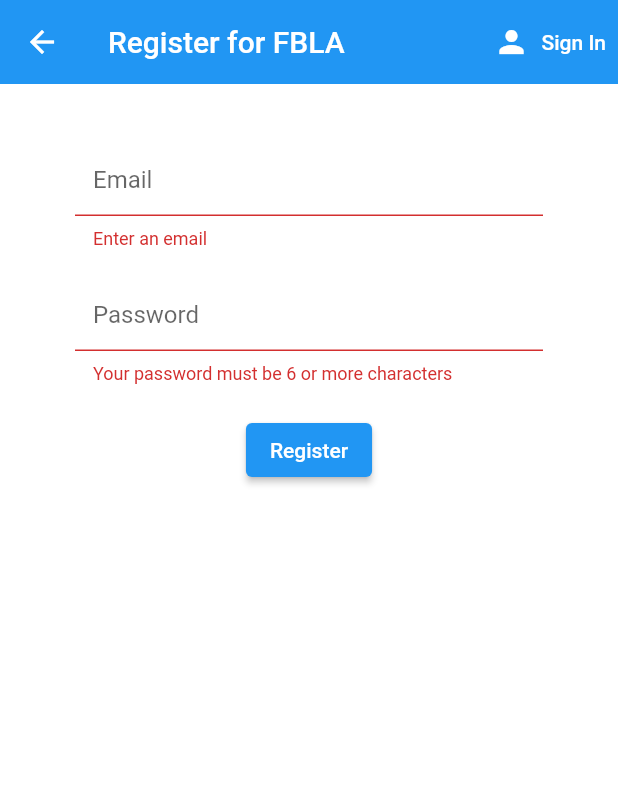
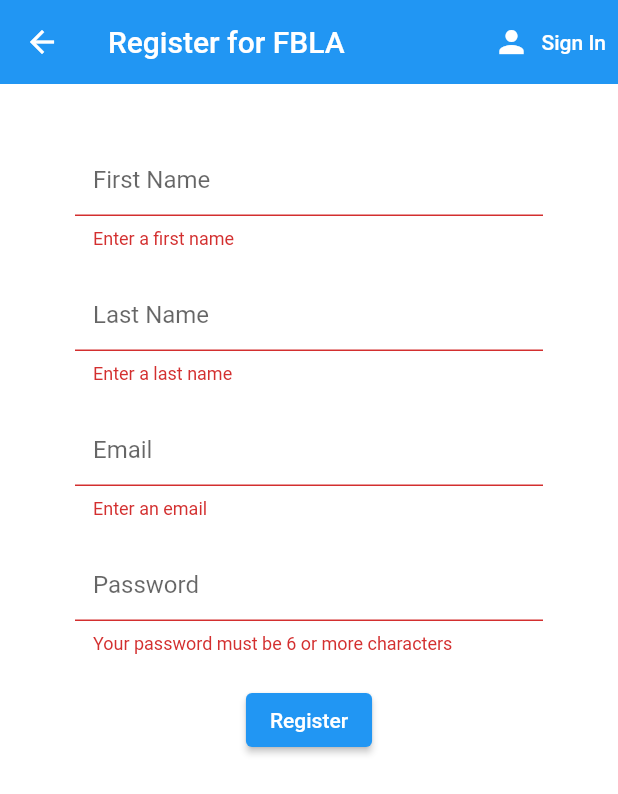
Before and after one commit to LittleWhole/fbla_2023, a Flutter app: the Register screen opened directly, after a tap on "Register", on a phone screen of 412 x 824 dp. Shown: the top 794 px of the screen. Run offline on Flutter 3.47's test engine with Material 2 defaults, Android fonts, the phone set to English and light mode, and no system bars; our stand-ins replace cloud_firestore, firebase_auth, firebase_core, firebase_storage, flutter_spinkit, image_picker and 1 more; missing offline and left inert: cross_file_image, swipe_image_gallery; accounts and stored records are empty; network calls fail.

Commit message:
Cool commit

```diff
--- a/lib/screens/authenticate/register.dart
+++ b/lib/screens/authenticate/register.dart
@@ -17,6 +17,8 @@ class _RegisterState extends State<Register> {
   bool loading = false;
 
   // text field state
+  String firstname = '';
+  String lastname = '';
   String email = '';
   String password = '';
   String error = '';
@@ -26,6 +28,7 @@ class _RegisterState extends State<Register> {
     return loading
         ? Loading()
         : Scaffold(
+            resizeToAvoidBottomInset: false,
             backgroundColor: Colors.white,
             appBar: AppBar(
               backgroundColor: Colors.blue,
@@ -47,6 +50,30 @@ class _RegisterState extends State<Register> {
                   key: _formKey,
                   child: Column(
                     children: <Widget>[
+                      const SizedBox(height: 20.0),
+                      TextFormField(
+                        validator: (value) =>
+                            value!.isEmpty ? 'Enter a first name' : null,
+                        onChanged: (value) => {
+                          setState(() {
+                            firstname = value;
+                          })
+                        },
+                        decoration: textInputDecoration.copyWith(
+                            hintText: 'First Name'),
+                      ),
+                      const SizedBox(height: 20.0),
+                      TextFormField(
+                        validator: (value) =>
+                            value!.isEmpty ? 'Enter a last name' : null,
+                        onChanged: (value) => {
+                          setState(() {
+                            lastname = value;
+                          })
+                        },
+                        decoration:
+                            textInputDecoration.copyWith(hintText: 'Last Name'),
+                      ),
                       const SizedBox(height: 20.0),
                       TextFormField(
                         validator: (value) =>
@@ -84,8 +111,9 @@ class _RegisterState extends State<Register> {
                         onPressed: () async {
                           if (_formKey.currentState!.validate()) {
                             setState(() => loading = true);
-                            dynamic result = await _auth
-                                .registerWithEmailAndPassword(email, password);
+                            dynamic result =
+                                await _auth.registerWithEmailAndPassword(
+                                    firstname, lastname, email, password);
                             if (result == null) {
                               setState(() {
                                 loading = false;
--- a/lib/screens/home/profile.dart
+++ b/lib/screens/home/profile.dart
@@ -72,7 +72,9 @@ class _ProfileState extends State<Profile> {
                   child: Column(
                     crossAxisAlignment: CrossAxisAlignment.start,
                     children: [
-                      Text(globals.name, style: titleStyle),
+                      FittedBox(
+                          fit: BoxFit.scaleDown,
+                          child: Text(globals.name, style: titleStyle)),
                       const SizedBox(height: 5),
                       Text(_auth.email),
                       const SizedBox(height: 5),
--- a/lib/shared/constants.dart
+++ b/lib/shared/constants.dart
@@ -12,7 +12,7 @@ const textInputDecoration = InputDecoration(
 );
 
 const TextStyle titleStyle =
-    TextStyle(fontSize: 30, fontWeight: FontWeight.bold);
+    TextStyle(fontSize: 29, fontWeight: FontWeight.bold);
 
 const TextStyle subtitleStyle =
     TextStyle(fontSize: 20, fontWeight: FontWeight.normal);
--- a/pubspec.yaml
+++ b/pubspec.yaml
@@ -46,6 +46,7 @@ dependencies:
   image_picker: ^0.8.6
   swipe_image_gallery: ^0.8.0
   cross_file_image: ^1.0.0
+  firebase_storage: ^11.0.10
 
 dev_dependencies:
   flutter_test:
```
Also changed, not shown: lib/screens/home/posts/post.dart (+78 -12 lines), lib/services/auth.dart (+6 -1 lines), lib/services/database.dart (+29 -5 lines), lib/services/storage.dart (added, +49 -0 lines), pubspec.lock, 2 other files.
